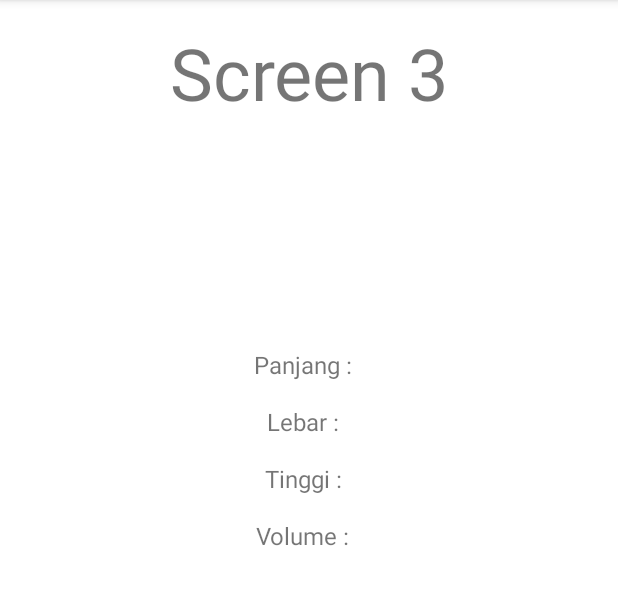
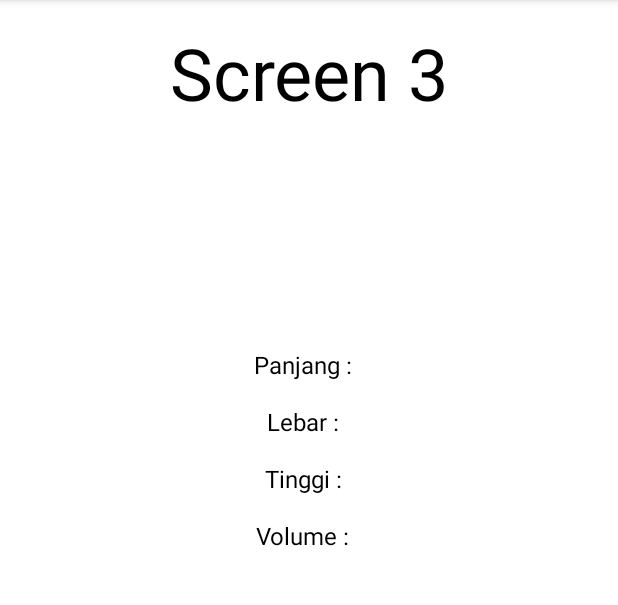
Before and after one commit to felixchiuman/Binar_challenge_ch3, an Android app: the FragmentKetiga screen opened through its navigation route, on a phone screen of 412 x 824 dp, the part 84-689 px from its top. Run offline under Robolectric (Android 15) with nearby library versions, the phone set to English and light mode, and no system bars.

Commit message:
ver 1.4.1 (Minor Warning Fix)

```diff
--- a/app/src/main/java/com/example/binarchallengech3/FragmentKedua.kt
+++ b/app/src/main/java/com/example/binarchallengech3/FragmentKedua.kt
@@ -9,8 +9,8 @@ import androidx.navigation.findNavController
 import com.example.binarchallengech3.databinding.FragmentKeduaBinding
 
 class FragmentKedua : Fragment() {
-    var _binding: FragmentKeduaBinding? = null
-    val binding get() = _binding!!
+    private var _binding: FragmentKeduaBinding? = null
+    private val binding get() = _binding!!
 
     companion object{
         val EXTRA_NAME = "EXTRA_NAME"
--- a/app/src/main/res/layout/fragment_kedua.xml
+++ b/app/src/main/res/layout/fragment_kedua.xml
@@ -14,7 +14,7 @@
         app:layout_constraintStart_toStartOf="parent"
         app:layout_constraintEnd_toEndOf="parent"
         android:layout_margin="16dp"
-        android:text="Screen 2"
+        android:text="@string/screen_2"
         android:textSize="48sp"/>
 
     <EditText
@@ -25,7 +25,7 @@
         app:layout_constraintStart_toStartOf="parent"
         app:layout_constraintEnd_toEndOf="parent"
         android:layout_margin="36dp"
-        android:hint="Masukan Nama"
+        android:hint="@string/masukan_nama"
         android:inputType="text"/>
 
     <Button
@@ -36,7 +36,7 @@
         app:layout_constraintStart_toStartOf="parent"
         app:layout_constraintEnd_toEndOf="parent"
         app:layout_constraintBottom_toBottomOf="parent"
-        android:text="Go To Screen 3"
+        android:text="@string/go_to_screen_3"
         android:textAllCaps="false"/>
 
 </androidx.constraintlayout.widget.ConstraintLayout>
--- a/app/src/main/res/layout/fragment_ketiga.xml
+++ b/app/src/main/res/layout/fragment_ketiga.xml
@@ -14,7 +14,8 @@
         app:layout_constraintStart_toStartOf="parent"
         app:layout_constraintEnd_toEndOf="parent"
         android:layout_margin="16dp"
-        android:text="Screen 3"
+        android:text="@string/screen_3"
+        android:textColor="@color/black"
         android:textSize="48sp"/>
 
     <TextView
@@ -25,7 +26,8 @@
         app:layout_constraintEnd_toEndOf="parent"
         app:layout_constraintBottom_toTopOf="@id/tv_length"
         android:layout_margin="16dp"
-        android:text=" "
+        android:text="@string/space"
+        android:textColor="@color/black"
         android:textSize="16sp"/>
 
     <TextView
@@ -36,7 +38,8 @@
         app:layout_constraintEnd_toEndOf="parent"
         app:layout_constraintBottom_toTopOf="@id/tv_width"
         android:layout_margin="16dp"
-        android:text=" "
+        android:text="@string/space"
+        android:textColor="@color/black"
         android:textSize="16sp"/>
 
     <TextView
@@ -47,7 +50,8 @@
         app:layout_constraintEnd_toEndOf="parent"
         app:layout_constraintBottom_toTopOf="@id/tv_height"
         android:layout_margin="16dp"
-        android:text=" "
+        android:text="@string/space"
+        android:textColor="@color/black"
         android:textSize="16sp"/>
 
     <TextView
@@ -58,7 +62,8 @@
         app:layout_constraintEnd_toEndOf="parent"
         app:layout_constraintBottom_toTopOf="@id/tv_vol"
         android:layout_margin="16dp"
-        android:text=" "
+        android:text="@string/space"
+        android:textColor="@color/black"
         android:textSize="16sp"/>
 
     <TextView
@@ -69,7 +74,8 @@
         app:layout_constraintEnd_toEndOf="parent"
         app:layout_constraintBottom_toTopOf="@id/btn_to_fragment4"
         android:layout_margin="16dp"
-        android:text=" "
+        android:text="@string/space"
+        android:textColor="@color/black"
         android:textSize="16sp"/>
 
     <Button
@@ -80,7 +86,7 @@
         app:layout_constraintStart_toStartOf="parent"
         app:layout_constraintEnd_toEndOf="parent"
         app:layout_constraintBottom_toBottomOf="parent"
-        android:text="Go To Screen 4"
+        android:text="@string/go_to_screen_4"
         android:textAllCaps="false"/>
 
 </androidx.constraintlayout.widget.ConstraintLayout>
--- a/app/src/main/res/layout/fragment_pertama.xml
+++ b/app/src/main/res/layout/fragment_pertama.xml
@@ -14,7 +14,7 @@
         app:layout_constraintStart_toStartOf="parent"
         app:layout_constraintEnd_toEndOf="parent"
         android:layout_margin="16dp"
-        android:text="Screen 1"
+        android:text="@string/screen_1"
         android:textSize="48sp"/>
 
     <TextView
@@ -26,7 +26,7 @@
         app:layout_constraintStart_toStartOf="parent"
         app:layout_constraintEnd_toEndOf="parent"
         android:layout_margin="16dp"
-        android:text="Cuboid Volume App"
+        android:text="@string/cuboid_volume_app"
         android:textColor="@color/black"
         android:textSize="24sp"/>
 
@@ -49,7 +49,7 @@
         app:layout_constraintStart_toStartOf="parent"
         app:layout_constraintEnd_toEndOf="parent"
         app:layout_constraintBottom_toBottomOf="parent"
-        android:text="Go To Screen 2"
+        android:text="@string/go_to_screen_2"
         android:textAllCaps="false"/>
 
 
```
Also changed, not shown: app/src/main/res/layout/fragment_keempat.xml (+7 -7 lines), app/src/main/res/values/strings.xml (+15 -0 lines).
